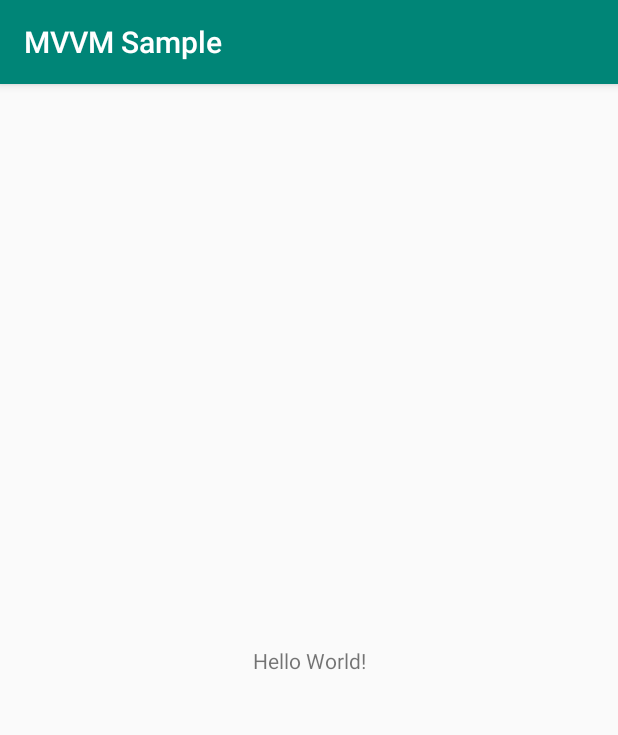
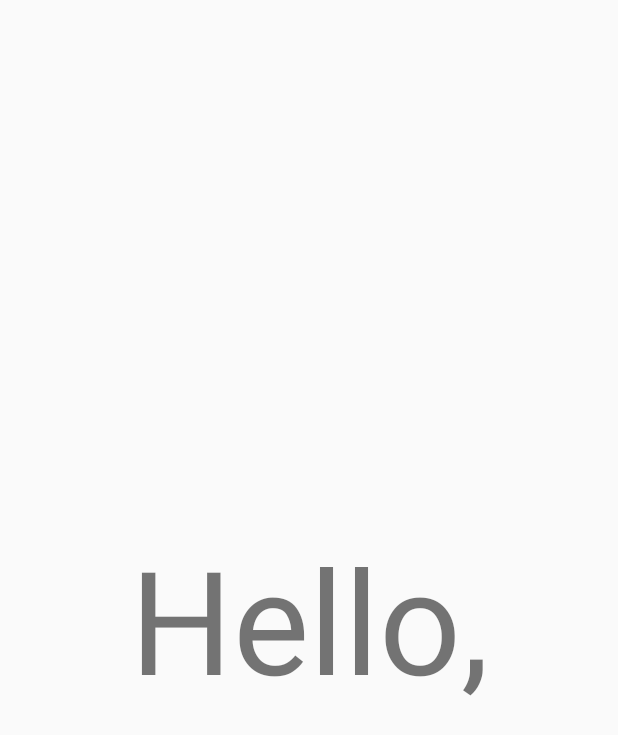
Before and after one commit to pratishjage/MVVM-Samples, an Android app: the screen it shows after launch (MainActivity before the commit, SpalshActivity after it), on a phone screen of 412 x 824 dp. Shown: the top 735 px of the screen. Run offline under Robolectric (Android 15) with nearby library versions, the phone set to English and light mode, and no system bars.

Commit message:
Added Splash Activity and color codes for app

```diff
--- a/app/src/main/AndroidManifest.xml
+++ b/app/src/main/AndroidManifest.xml
@@ -8,16 +8,20 @@
             android:label="@string/app_name"
             android:roundIcon="@mipmap/ic_launcher_round"
             android:supportsRtl="true"
-            android:theme="@style/AppTheme">
-        <activity android:name=".SpalshActivity">
-        </activity>
-        <activity android:name=".MainActivity">
+    >
+        <activity android:name=".SpalshActivity"
+                  android:screenOrientation="portrait"
+                  android:theme="@style/SplashTheme">
             <intent-filter>
                 <action android:name="android.intent.action.MAIN"/>
 
                 <category android:name="android.intent.category.LAUNCHER"/>
             </intent-filter>
         </activity>
+        <activity android:name=".MainActivity"
+                  android:theme="@style/AppTheme">
+
+        </activity>
     </application>
 
 </manifest>
--- a/app/src/main/res/layout/activity_spalsh.xml
+++ b/app/src/main/res/layout/activity_spalsh.xml
@@ -7,4 +7,12 @@
         android:layout_height="match_parent"
         tools:context=".SpalshActivity">
 
+    <TextView
+            android:text="@string/hello"
+            android:layout_width="wrap_content"
+            android:layout_height="wrap_content"
+            android:id="@+id/textView" app:layout_constraintStart_toStartOf="parent" android:layout_marginStart="8dp"
+            app:layout_constraintEnd_toEndOf="parent" android:layout_marginEnd="8dp" android:layout_marginTop="8dp"
+            app:layout_constraintTop_toTopOf="parent" android:layout_marginBottom="8dp"
+            app:layout_constraintBottom_toBottomOf="parent" android:textSize="96sp"/>
 </androidx.constraintlayout.widget.ConstraintLayout>
--- a/app/src/main/res/values/colors.xml
+++ b/app/src/main/res/values/colors.xml
@@ -1,6 +1,6 @@
 <?xml version="1.0" encoding="utf-8"?>
 <resources>
-    <color name="colorPrimary">#008577</color>
-    <color name="colorPrimaryDark">#00574B</color>
-    <color name="colorAccent">#D81B60</color>
+    <color name="colorPrimary">#FFFFFF</color>
+    <color name="colorPrimaryDark">#A8B3B2</color>
+    <color name="colorAccent">#000000</color>
 </resources>
--- a/app/src/main/res/values/strings.xml
+++ b/app/src/main/res/values/strings.xml
@@ -1,3 +1,4 @@
 <resources>
     <string name="app_name">MVVM Sample</string>
+    <string name="hello">Hello,</string>
 </resources>
--- a/app/src/main/res/values/styles.xml
+++ b/app/src/main/res/values/styles.xml
@@ -7,5 +7,10 @@
         <item name="colorPrimaryDark">@color/colorPrimaryDark</item>
         <item name="colorAccent">@color/colorAccent</item>
     </style>
-
+    <style name="SplashTheme" parent="Theme.AppCompat.Light.NoActionBar">
+        <!-- Customize your theme here. -->
+        <item name="colorPrimary">@color/colorPrimary</item>
+        <item name="colorPrimaryDark">@color/colorPrimaryDark</item>
+        <item name="colorAccent">@color/colorAccent</item>
+    </style>
 </resources>
```
